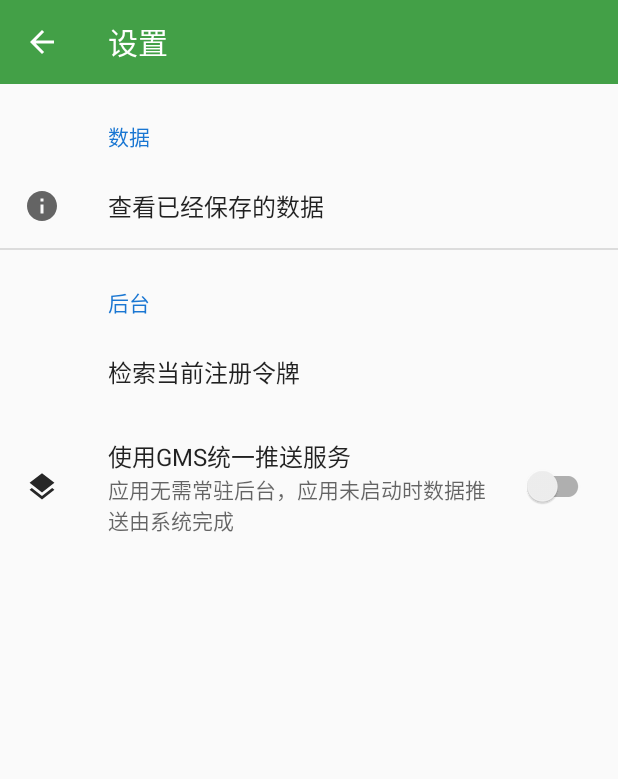
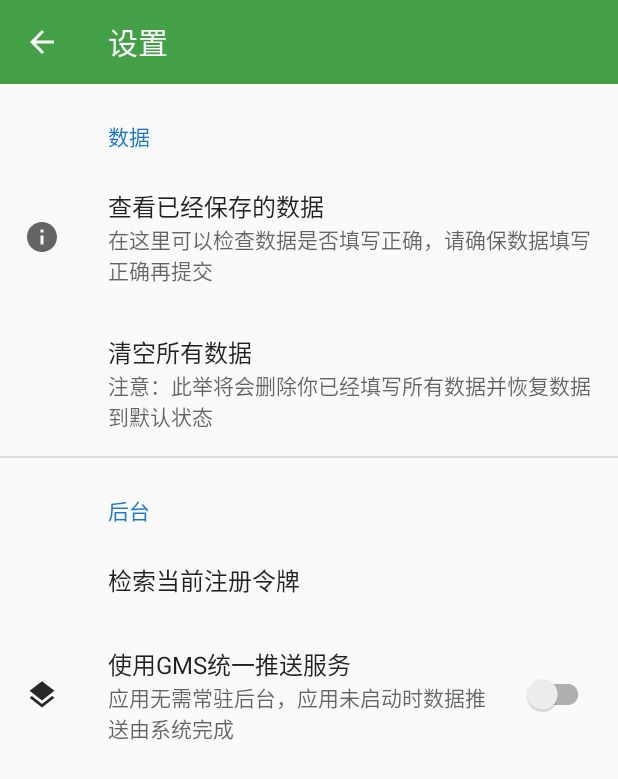
Before and after one commit to Ma-27/Autofill, an Android app: the screen it shows after launch (SettingsActivity), in the options menu, after a tap on "设置", on a phone screen of 412 x 824 dp. Shown: the top 779 px of the screen. Run offline under Robolectric (Android 15) with nearby library versions, the phone set to English and light mode, and no system bars; our stand-ins replace Room's generated code, androidx.preference; pictures from the network do not load.

Commit message:
添加了清空数据功能，修改了fragment main recyclerView的加载方式

```diff
--- a/app/build.gradle
+++ b/app/build.gradle
@@ -16,7 +16,7 @@ android {
         minSdkVersion 17
         targetSdkVersion 30
         versionCode 1
-        versionName "4.2.2"
+        versionName "4.2.3"
 
         testInstrumentationRunner 'androidx.test.runner.AndroidJUnitRunner'
 
--- a/app/src/main/java/com/example/autofill/ui/main/MrdkFragment.java
+++ b/app/src/main/java/com/example/autofill/ui/main/MrdkFragment.java
@@ -33,6 +33,7 @@ import java.util.List;
 
 public class MrdkFragment extends Fragment {
 
+    private RecyclerView recyclerView;
     InformationViewModel informationViewModel;
     private MrdkListAdapter adapter;
     private ArrayList<MrdkCacheHolder> mrdkCacheHolder;
@@ -46,28 +47,12 @@ public class MrdkFragment extends Fragment {
     public View onCreateView(@NonNull LayoutInflater inflater, @Nullable final ViewGroup container,
                              @Nullable Bundle savedInstanceState) {
         View view = inflater.inflate(R.layout.mrdk_fragment, container, false);
+        recyclerView = view.findViewById(R.id.mrdk_recyclerview);
 
-        mrdkCacheHolder = new ArrayList<>();
-        RecyclerView recyclerView = view.findViewById(R.id.mrdk_recyclerview);
-        adapter = new MrdkListAdapter(getActivity(),mrdkCacheHolder);
-        recyclerView.setAdapter(adapter);
-        recyclerView.setLayoutManager(new LinearLayoutManager(getActivity()));
-        //Log.d(TAG, "onCreateView: ");
 
-        informationViewModel = ViewModelProviders.of(this).get(InformationViewModel.class);
-        // TODO: 使用ViewModel
-        informationViewModel.getAllData().observe(getActivity(),new Observer<List<InformationEntity>>() {
-            @Override
-            public void onChanged(List<InformationEntity> informationEntities) {
-                adapter.setData(informationEntities);
-               // Log.d(TAG, "onChanged: live data上面看看"+informationEntities);
-            }
-        });
-
-        initializeData();
 
         /**
-         * 初始化switch并添加响应回调,这个fragment将常驻后台
+         * 初始化switch并添加响应回调,启动一个service常驻后台
          *
          */
         autofillSwitch = view.findViewById(R.id.switch_autofill);
@@ -140,11 +125,40 @@ public class MrdkFragment extends Fragment {
         adapter.notifyDataSetChanged();
     }
 
+    /**
+     * 在这里填充数据，删除数据后进行恢复
+     */
+    @Override
+    public void onStart() {
+        super.onStart();
 
+        Log.d(TAG, "onStart: start了成功");
+        mrdkCacheHolder = new ArrayList<>();
+
+
+        adapter = new MrdkListAdapter(getActivity(),mrdkCacheHolder);
+        recyclerView.setAdapter(adapter);
+        recyclerView.setLayoutManager(new LinearLayoutManager(getActivity()));
+
+
+        informationViewModel = ViewModelProviders.of(this).get(InformationViewModel.class);
+        // TODO: 使用ViewModel获得database
+        informationViewModel.getAllData().observe(getActivity(),new Observer<List<InformationEntity>>() {
+            @Override
+            public void onChanged(List<InformationEntity> informationEntities) {
+                adapter.setData(informationEntities);
+            }
+        });
+        initializeData();
+    }
+
+    /**
+     * 暂时无用，放着先不用
+     * @param data 从数据库恢复的原始data
+     */
     public void updateData(String data) {
             if (informationViewModel != null) {
                 informationViewModel.updateSingle(new InformationEntity(data, 1));
             }
         }
-
 }
--- a/app/src/main/java/com/example/autofill/ui/main/MrdkListAdapter.java
+++ b/app/src/main/java/com/example/autofill/ui/main/MrdkListAdapter.java
@@ -224,10 +224,9 @@ public class MrdkListAdapter extends RecyclerView.Adapter<MrdkListAdapter.MrdkVi
     }
 
 
-    void setData(List<InformationEntity> data){
+    void setData(List<InformationEntity> data) {
         information = data;
         notifyDataSetChanged();
-        //Log.d(TAG, "setData: 看看setdata"+data);
     }
 
 }
--- a/app/src/main/res/values/strings.xml
+++ b/app/src/main/res/values/strings.xml
@@ -51,4 +51,7 @@
     <string name="error_toast">出错了，请重试</string>
 
     <string name="msg_token_fmt" translatable="false">获得到的InstanceID为: %s</string>
+    <string name="string_empty_data">清空所有数据</string>
+    <string name="summary_saved_data">在这里可以检查数据是否填写正确，请确保数据填写正确再提交</string>
+    <string name="summary_empty_data">注意：此举将会删除你已经填写所有数据并恢复数据到默认状态</string>
 </resources>
--- a/app/src/main/res/xml/root_preferences.xml
+++ b/app/src/main/res/xml/root_preferences.xml
@@ -7,48 +7,21 @@
         <Preference
             app:icon="@drawable/ic_saved_data"
             android:key="@string/title_saved_data"
-            app:title="@string/title_saved_data" >
+            app:title="@string/title_saved_data"
+            app:summary="@string/summary_saved_data">
             <intent
                 android:action="android.intent.action.AUTOFILL_VIEW_SAVED_DATA"
                 />
         </Preference>
 
-    </PreferenceCategory>
-
-
-    <!--
-    <PreferenceCategory app:title="@string/messages_header">
-        <EditTextPreference
-            app:key="signature"
-            app:title="@string/signature_title"
-            app:useSimpleSummaryProvider="true" />
-
-        <ListPreference
-            app:defaultValue="reply"
-            app:entries="@array/reply_entries"
-            app:entryValues="@array/reply_values"
-            app:key="reply"
-            app:title="@string/reply_title"
-            app:useSimpleSummaryProvider="true" />
+        <Preference
+            android:key="title_empty_data"
+            app:title="@string/string_empty_data"
+            app:summary="@string/summary_empty_data">
+        </Preference>
 
     </PreferenceCategory>
 
-    <PreferenceCategory app:title="@string/sync_header">
-
-        <SwitchPreferenceCompat
-            app:key="sync"
-            app:title="@string/sync_title" />
-
-        <SwitchPreferenceCompat
-            app:dependency="sync"
-            app:key="attachment"
-            app:summaryOff="@string/attachment_summary_off"
-            app:summaryOn="@string/attachment_summary_on"
-            app:title="@string/attachment_title" />
-
-    </PreferenceCategory>
-
-    -->
 
     <PreferenceCategory
         app:title="@string/category_background">
```
Also changed, not shown: app/src/main/java/com/example/autofill/setting/SettingsFragment.java (+42 -0 lines), app/src/main/java/com/example/autofill/storage/InformationRepository.java (+4 -4 lines), 8 other files.
